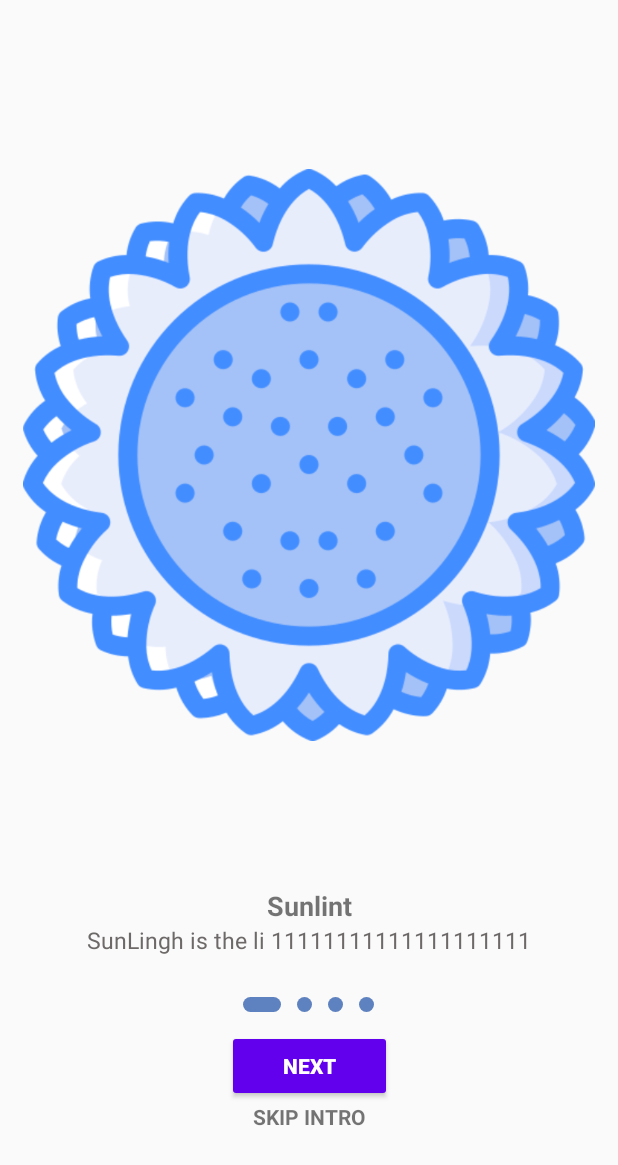
After one commit to camilonfs1/EntornoPazUDTesis, an Android app: the RuralReformFragmet screen opened directly, with no data from a screen before it, on a phone screen of 412 x 824 dp. The commit adds this screen. Shown: the top 1165 px of the screen. Run offline under Robolectric (Android 15) with nearby library versions, the phone set to English and light mode, and no system bars.

Commit message:
slide rural reform

```diff
--- a/app/build.gradle
+++ b/app/build.gradle
@@ -64,4 +64,7 @@ dependencies {
     androidTestImplementation 'androidx.test.ext:junit:1.1.1'
     androidTestImplementation 'androidx.test.espresso:espresso-core:3.2.0'
     implementation 'androidx.recyclerview:recyclerview:1.1.0'
+
+    implementation 'androidx.viewpager2:viewpager2:1.0.0-rc01'
+    implementation 'com.google.android.material:material:1.2.0-alpha01'
 }
--- a/app/src/main/AndroidManifest.xml
+++ b/app/src/main/AndroidManifest.xml
@@ -9,7 +9,8 @@
         android:roundIcon="@mipmap/iconepaz_main_round"
         android:supportsRtl="true"
         android:theme="@style/AppTheme">
-        <activity android:name=".Fragments.PeaceItem.TimeLineFra"></activity>
+        <activity android:name=".Fragments.PeaceItem.RuralReformFragmet"></activity>
+        <activity android:name=".Fragments.PeaceItem.TimeLineFra" />
         <activity android:name=".Activities.ContainerEducationalModule" />
         <activity android:name=".Activities.EducationalModulePack.MythsItem" />
         <activity android:name=".Activities.EducationalModulePack.ConflictResolutionItem" />
--- /dev/null
+++ b/app/src/main/java/com/example/entornopazud/Adapters/Adapter_Intro_Slider.kt
@@ -0,0 +1,44 @@
+package com.example.entornopazud.Adapters
+
+import android.view.LayoutInflater
+import android.view.View
+import android.view.ViewGroup
+import android.widget.ImageView
+import android.widget.TextView
+import androidx.recyclerview.widget.RecyclerView
+import com.example.entornopazud.Clases.IntroSlide
+import com.example.entornopazud.R
+
+class Adapter_Intro_Slider(private val introSlides: List<IntroSlide>) :
+    RecyclerView.Adapter<Adapter_Intro_Slider.IntroSlideViewHolder>() {
+
+    inner class IntroSlideViewHolder(view: View) : RecyclerView.ViewHolder(view) {
+        private val textTitle = view.findViewById<TextView>(R.id.TextTitleSlide)
+        private val textDrescription = view.findViewById<TextView>(R.id.TextDescriptionSlide)
+        private val imageIcon = view.findViewById<ImageView>(R.id.imageIcon)
+
+        fun bind(introSlide: IntroSlide) {
+            textTitle.text = introSlide.title
+            textDrescription.text = introSlide.description
+            imageIcon.setImageResource(introSlide.icon)
+        }
+    }
+
+    override fun onCreateViewHolder(parent: ViewGroup, viewType: Int): IntroSlideViewHolder {
+        return IntroSlideViewHolder(
+            LayoutInflater.from(parent.context).inflate(
+                R.layout.slide_item,
+                parent,
+                false
+            )
+        )
+    }
+
+    override fun getItemCount(): Int {
+        return introSlides.size
+    }
+
+    override fun onBindViewHolder(holder: IntroSlideViewHolder, position: Int) {
+        holder.bind(introSlides[position])
+    }
+}
--- /dev/null
+++ b/app/src/main/java/com/example/entornopazud/Clases/IntroSlide.kt
@@ -0,0 +1,7 @@
+package com.example.entornopazud.Clases
+
+data class IntroSlide (
+    val title: String,
+    val description: String,
+    val icon: Int
+)
--- /dev/null
+++ b/app/src/main/java/com/example/entornopazud/Fragments/PeaceItem/RuralReformFragmet.kt
@@ -0,0 +1,98 @@
+package com.example.entornopazud.Fragments.PeaceItem
+
+import androidx.appcompat.app.AppCompatActivity
+import android.os.Bundle
+import android.view.ViewGroup.LayoutParams.WRAP_CONTENT
+import android.widget.ImageView
+import android.widget.LinearLayout
+import androidx.core.content.ContextCompat
+import androidx.core.view.get
+import androidx.viewpager2.widget.ViewPager2
+import com.example.entornopazud.Adapters.Adapter_Intro_Slider
+import com.example.entornopazud.Clases.IntroSlide
+import com.example.entornopazud.R
+import kotlinx.android.synthetic.main.fragmet_rural_reform.*
+import kotlinx.android.synthetic.main.slide_item.*
+
+class RuralReformFragmet : AppCompatActivity() {
+
+    private var introSliderAdapter = Adapter_Intro_Slider(
+        listOf(
+            IntroSlide(
+                "Sunlint",
+                "SunLingh is the li 11111111111111111111",
+                R.drawable.girasol_icon
+            ),
+            IntroSlide(
+                "Sunlint",
+                "SunLingh is the li 22222222222222222222",
+                R.drawable.girasol_icon
+            ),
+            IntroSlide(
+                "Sunlint",
+                "SunLingh is the li 33333333333333333333",
+                R.drawable.girasol_icon
+            ),
+            IntroSlide(
+                "Sunlint",
+                "SunLingh is the li 11111111111111111111",
+                R.drawable.girasol_icon
+            )
+        )
+    )
+
+    override fun onCreate(savedInstanceState: Bundle?) {
+        super.onCreate(savedInstanceState)
+        setContentView(R.layout.fragmet_rural_reform)
+        introSliderViewPager.adapter = introSliderAdapter
+        setupIndicators()
+        introSliderViewPager.registerOnPageChangeCallback(object : ViewPager2.OnPageChangeCallback(){
+            override fun onPageSelected(position: Int) {
+                super.onPageSelected(position)
+                setCurrentIndicator(position)
+            }
+        })
+
+
+    }
+
+    private fun setupIndicators() {
+        val indicators = arrayOfNulls<ImageView>(introSliderAdapter.itemCount)
+        val layoutParams : LinearLayout.LayoutParams = LinearLayout.LayoutParams(WRAP_CONTENT, WRAP_CONTENT)
+        layoutParams.setMargins(8,0,8,0)
+        for(i in indicators.indices){
+            indicators[i] = ImageView(applicationContext)
+            indicators[i].apply {
+                this?.setImageDrawable(
+                    ContextCompat.getDrawable(
+                        applicationContext,
+                        R.drawable.indicator_inactive
+                    )
+                )
+                this?.layoutParams = layoutParams
+            }
+            indicatorConstrainer.addView(indicators[i])
+        }
+    }
+    private fun setCurrentIndicator(index:Int){
+        val chidCount = indicatorConstrainer.childCount
+        for(i in 0 until chidCount){
+            val imageView = indicatorConstrainer[i] as ImageView
+            if(i == index){
+                imageView.setImageDrawable(
+                    ContextCompat.getDrawable(
+                        applicationContext,
+                        R.drawable.indicator_active
+                    )
+                )
+            }else{
+                imageView.setImageDrawable(
+                    ContextCompat.getDrawable(
+                        applicationContext,
+                        R.drawable.indicator_inactive
+                    )
+                )
+            }
+        }
+    }
+}
--- /dev/null
+++ b/app/src/main/res/drawable/indicator_active.xml
@@ -0,0 +1,11 @@
+<?xml version="1.0" encoding="utf-8"?>
+<shape xmlns:android="http://schemas.android.com/apk/res/android"
+    android:shape="rectangle">
+    <solid android:color="#5E82BF"/>
+    <size
+        android:width="25dp"
+        android:height="10dp"/>
+    <corners android:radius="20dp"/>
+
+
+</shape>
--- /dev/null
+++ b/app/src/main/res/drawable/indicator_inactive.xml
@@ -0,0 +1,8 @@
+<?xml version="1.0" encoding="utf-8"?>
+<shape xmlns:android="http://schemas.android.com/apk/res/android"
+    android:shape="oval">
+    <solid android:color="#5E82BF"/>
+    <size
+        android:width="10dp"
+        android:height="10dp"/>
+</shape>
--- /dev/null
+++ b/app/src/main/res/layout/fragmet_rural_reform.xml
@@ -0,0 +1,58 @@
+<?xml version="1.0" encoding="utf-8"?>
+<androidx.constraintlayout.widget.ConstraintLayout xmlns:android="http://schemas.android.com/apk/res/android"
+    xmlns:tools="http://schemas.android.com/tools"
+    android:layout_width="match_parent"
+    android:layout_height="match_parent"
+    xmlns:app="http://schemas.android.com/apk/res-auto"
+    tools:context=".Fragments.PeaceItem.RuralReformFragmet"
+    android:gravity="center|bottom">
+
+
+    <TextView
+        android:id="@+id/txtIntroRuralReform"
+        android:layout_width="match_parent"
+        android:layout_height="wrap_content"
+        android:layout_alignParentBottom="true"
+        android:layout_marginBottom="70dp"
+        android:gravity="center"
+        android:text="SKIP INTRO"
+        android:textSize="14sp"
+        android:textStyle="bold"
+        app:layout_constraintBottom_toBottomOf="parent"
+        app:layout_constraintEnd_toEndOf="parent"
+        app:layout_constraintStart_toStartOf="parent"/>
+    <Button
+        android:id="@+id/ButtonNext"
+        android:layout_width="wrap_content"
+        android:layout_height="wrap_content"
+        android:layout_above="@+id/txtIntroRuralReform"
+        android:layout_gravity="center"
+        android:backgroundTint="@color/design_default_color_primary"
+        android:minWidth="110dp"
+        android:text="Next"
+        android:textColor="#fff"
+        android:textStyle="bold"
+        app:layout_constraintBottom_toTopOf="@+id/txtIntroRuralReform"
+        app:layout_constraintEnd_toEndOf="parent"
+        app:layout_constraintStart_toStartOf="parent"/>
+
+    <LinearLayout
+        android:id="@+id/indicatorConstrainer"
+        android:layout_width="match_parent"
+        android:layout_height="wrap_content"
+        android:layout_marginBottom="12dp"
+        android:gravity="center"
+        android:orientation="horizontal"
+        app:layout_constraintBottom_toTopOf="@id/ButtonNext"/>
+
+    <androidx.viewpager2.widget.ViewPager2
+        android:id="@+id/introSliderViewPager"
+        android:layout_width="match_parent"
+        android:layout_height="0dp"
+        android:layout_marginBottom="12dp"
+        android:overScrollMode="never"
+        app:layout_constraintBottom_toTopOf="@id/indicatorConstrainer"
+        app:layout_constraintTop_toTopOf="parent"
+        />
+
+</androidx.constraintlayout.widget.ConstraintLayout>
--- /dev/null
+++ b/app/src/main/res/layout/slide_item.xml
@@ -0,0 +1,35 @@
+<?xml version="1.0" encoding="utf-8"?>
+<LinearLayout
+    xmlns:android="http://schemas.android.com/apk/res/android" android:layout_width="match_parent"
+    android:layout_height="match_parent"
+    android:padding="15dp"
+    android:orientation="vertical">
+
+    <ImageView
+        android:id="@+id/imageIcon"
+        android:layout_width="match_parent"
+        android:layout_height="0dp"
+        android:layout_weight="1"
+        android:contentDescription="name" />
+    <TextView
+        android:id="@+id/TextTitleSlide"
+        android:layout_width="match_parent"
+        android:layout_height="wrap_content"
+        android:gravity="center"
+        android:text="Title text"
+        android:textSize="18dp"
+        android:textStyle="bold"
+        />
+    <TextView
+        android:id="@+id/TextDescriptionSlide"
+        android:layout_width="match_parent"
+        android:layout_height="wrap_content"
+        android:gravity="center"
+        android:layout_marginStart="10dp"
+        android:layout_marginEnd="10dp"
+        android:text="Description Text"
+        android:textColor="#6E6969"
+        android:textSize="15dp"
+        />
+
+</LinearLayout>
```
Also changed, not shown: app/src/main/java/com/example/entornopazud/Activities/ContainerEducationalModule.kt (+2 -7 lines), app/src/main/java/com/example/entornopazud/Activities/EducationalModulePack/PeaceItem.kt (+1 -7 lines), app/src/main/java/com/example/entornopazud/Fragments/PeaceItem/PeaceAgreementFragment.kt (deleted, +0 -23 lines), app/src/main/java/com/example/entornopazud/Fragments/PeaceItem/RuralReformFragment.kt (deleted, +0 -24 lines), app/src/main/res/layout/fragment_peace_agreement.xml (deleted, +0 -14 lines), app/src/main/res/layout/fragment_rural_reform.xml (deleted, +0 -13 lines), app/src/main/res/layout/main_peace.xml (+55 -16 lines), app/src/main/res/drawable-v24/peace_photo.PNG (added).
